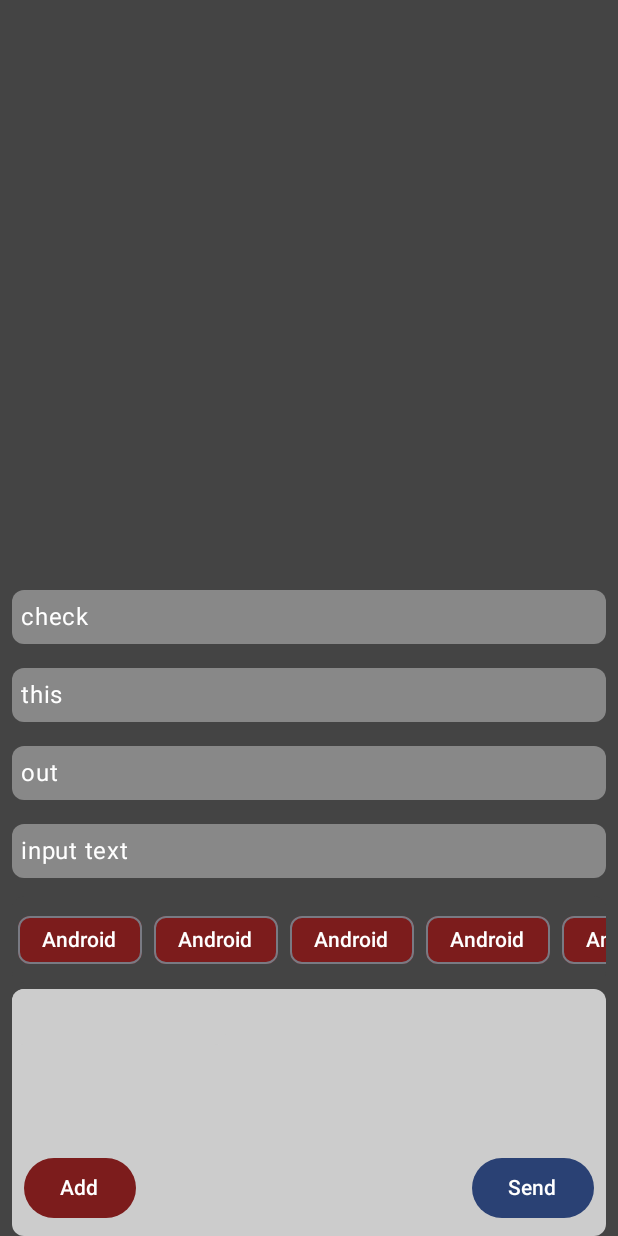
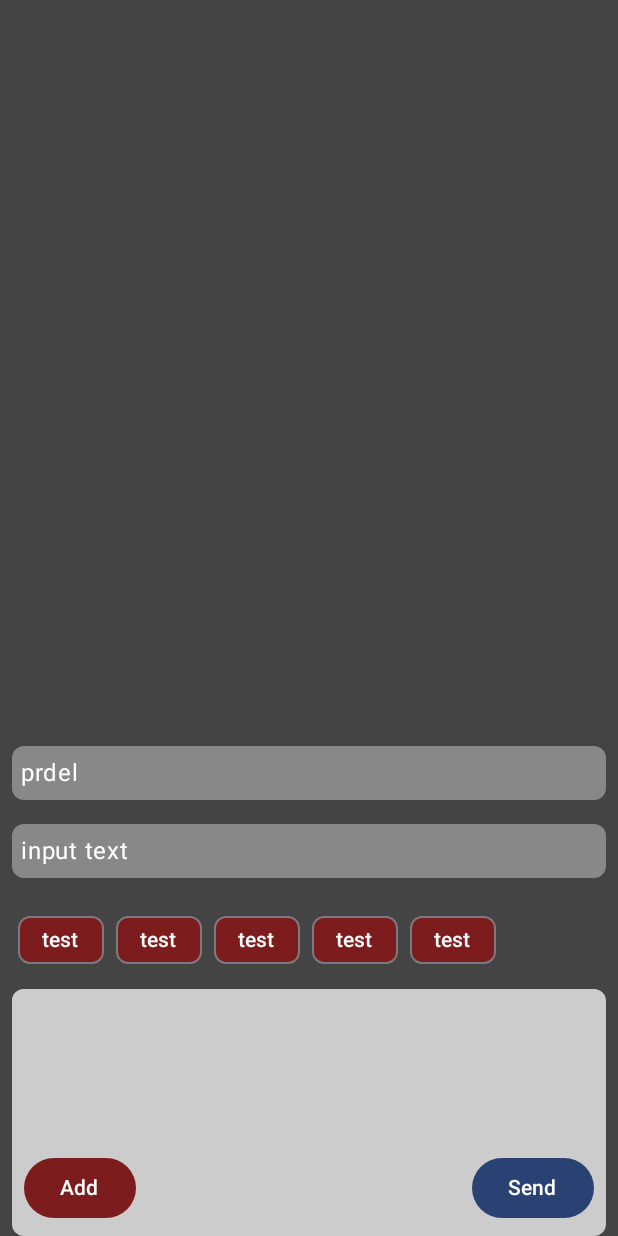
Before and after one commit to yenik/compose-playground, an Android app built with Jetpack Compose: the screen it shows after launch (MainActivity), after a tap on "Send", on a phone screen of 412 x 824 dp. Run offline under Robolectric (Android 15) with nearby library versions, the phone set to English and light mode, and no system bars; our stand-ins replace Room's generated code.

```diff
--- a/app/src/main/java/cz/nuanced/composemindframe/MainActivity.kt
+++ b/app/src/main/java/cz/nuanced/composemindframe/MainActivity.kt
@@ -1,5 +1,6 @@
 package cz.nuanced.composemindframe
 
+import android.annotation.SuppressLint
 import android.os.Bundle
 import androidx.activity.ComponentActivity
 import androidx.activity.compose.setContent
@@ -12,22 +13,14 @@ import androidx.compose.foundation.layout.Arrangement
 import androidx.compose.foundation.layout.Box
 import androidx.compose.foundation.layout.Column
 import androidx.compose.foundation.layout.Row
-import androidx.compose.foundation.layout.Spacer
-import androidx.compose.foundation.layout.fillMaxHeight
-import androidx.compose.foundation.layout.fillMaxSize
 import androidx.compose.foundation.layout.fillMaxWidth
-import androidx.compose.foundation.layout.height
 import androidx.compose.foundation.layout.padding
-import androidx.compose.foundation.layout.statusBarsPadding
-import androidx.compose.foundation.lazy.LazyColumn
 import androidx.compose.foundation.rememberScrollState
 import androidx.compose.foundation.shape.RoundedCornerShape
 import androidx.compose.foundation.text.BasicTextField
 import androidx.compose.foundation.verticalScroll
 import androidx.compose.material3.Button
 import androidx.compose.material3.ButtonDefaults
-import androidx.compose.material3.FabPosition
-import androidx.compose.material3.FloatingActionButton
 import androidx.compose.material3.MaterialTheme
 import androidx.compose.material3.OutlinedButton
 import androidx.compose.material3.RadioButton
@@ -40,26 +33,38 @@ import androidx.compose.runtime.getValue
 import androidx.compose.runtime.mutableStateOf
 import androidx.compose.runtime.remember
 import androidx.compose.runtime.setValue
-import androidx.compose.runtime.withRunningRecomposer
 import androidx.compose.ui.Alignment
 import androidx.compose.ui.Modifier
 import androidx.compose.ui.graphics.Color
-import androidx.compose.ui.graphics.Shape
 import androidx.compose.ui.res.painterResource
 import androidx.compose.ui.text.TextStyle
 import androidx.compose.ui.tooling.preview.Preview
 import androidx.compose.ui.unit.dp
 import androidx.compose.ui.unit.sp
+import androidx.lifecycle.lifecycleScope
+import cz.nuanced.composemindframe.db.MemeDatabaseSingleton
+import cz.nuanced.composemindframe.db.Tag
 import cz.nuanced.composemindframe.ui.theme.ComposeMindFrameTheme
+import kotlinx.coroutines.launch
+import java.time.LocalDate
 
 class MainActivity : ComponentActivity() {
+    @SuppressLint("CoroutineCreationDuringComposition")
     override fun onCreate(savedInstanceState: Bundle?) {
+        val memeDB = MemeDatabaseSingleton.getDatabase(this).getMemeDAO()
+        val memes = mutableListOf<String>("prdel")
+
+        lifecycleScope.launch {
+            if(memeDB.getAll().isNotEmpty()) {
+                memes.addAll(memeDB.getAll().map { it.content })
+            }
+        }
         super.onCreate(savedInstanceState)
         enableEdgeToEdge()
         setContent {
             ComposeMindFrameTheme {
                 var text by remember { mutableStateOf("input text") }
-                var memes = remember { mutableListOf("check", "this", "out") }
+
                 Scaffold(
 //                    floatingActionButtonPosition = FabPosition.End,
 //                    floatingActionButton = {
@@ -94,8 +99,8 @@ class MainActivity : ComponentActivity() {
                                 .horizontalScroll(rememberScrollState()),
                             verticalAlignment = Alignment.CenterVertically
                         ) {
-                            repeat(7) {
-                                TagButton(tag = "Android")
+                            repeat(5) {
+                                TagButton(tag = "test")
                             }
                         }
                         Box(
@@ -106,8 +111,6 @@ class MainActivity : ComponentActivity() {
                                 .background(Color.LightGray, shape = MaterialTheme.shapes.small)
                         ) {
                             BasicTextField(
-                                //i want the text to be a placeholder
-
                                 value = text,
                                 onValueChange = { text = it },
                                 textStyle = TextStyle(fontSize = 18.sp, color = Color.DarkGray),
@@ -118,6 +121,11 @@ class MainActivity : ComponentActivity() {
                             Button(
                                 onClick = {
                                     if (text.isNotEmpty()) {
+                                        lifecycleScope.launch {
+                                            memeDB.insert(cz.nuanced.composemindframe.db.Meme(
+                                                    content = text,
+                                                    createdAt = LocalDate.now()))
+                                        }
                                         memes.add(text)
                                         text = ""
                                     }
```
Also changed, not shown: app/build.gradle.kts (+10 -1 lines).
